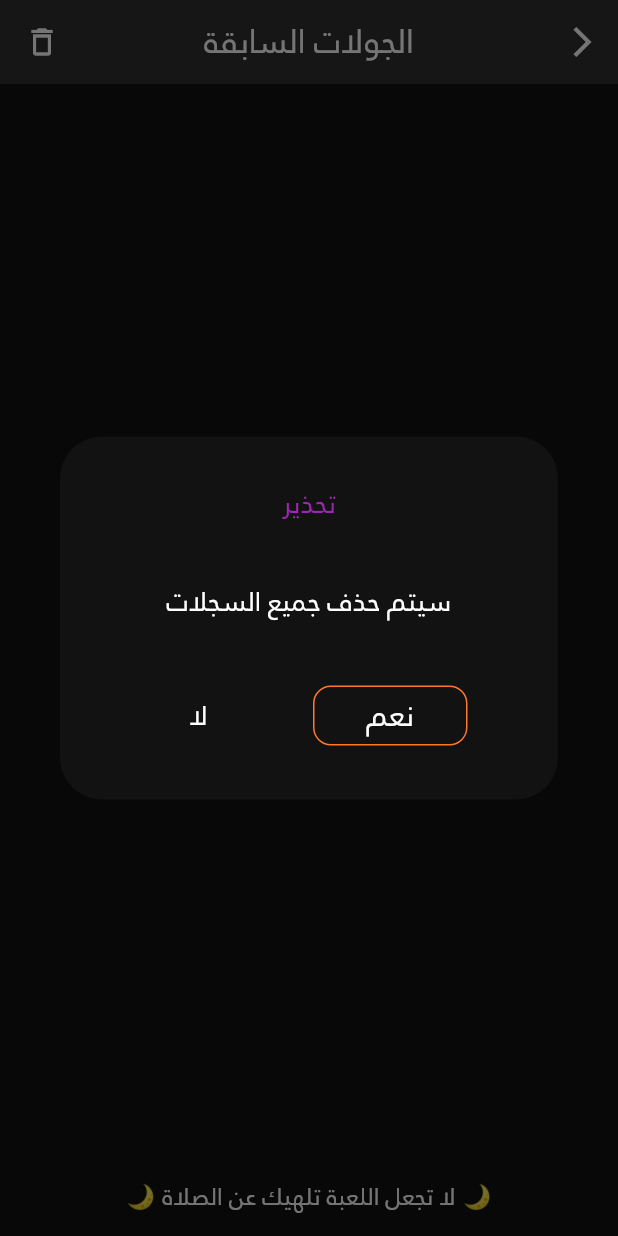
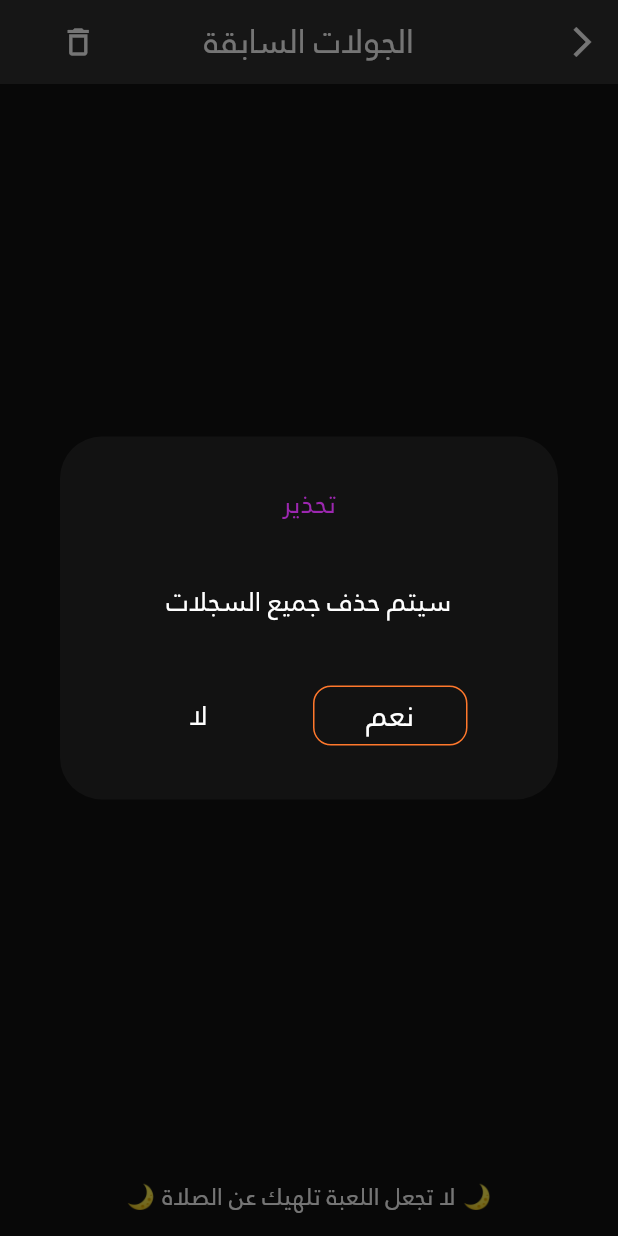
Before and after one commit to mohamedmagdy97/screw_new, a Flutter app: the HistoryScreen screen opened directly, after a tap on the "delete outline" icon, on a phone screen of 412 x 824 dp. Run offline on Flutter 3.47's test engine with Material 3 defaults, Android fonts, the phone set to English and light mode, and no system bars; our stand-ins replace chewie, cloud_firestore, confetti, connectivity_plus, device_info_plus, equatable and 20 more; missing offline and left inert: app_settings; accounts and stored records are empty.

Commit message:
custom appbar

```diff
--- a/lib/screens/history/history.dart
+++ b/lib/screens/history/history.dart
@@ -2,6 +2,7 @@ import 'package:flutter/material.dart';
 import 'package:flutter_bloc/flutter_bloc.dart';
 import 'package:flutter_screenutil/flutter_screenutil.dart';
 import 'package:screw_calculator/components/bottom_nav_text.dart';
+import 'package:screw_calculator/components/custom_appbar.dart';
 import 'package:screw_calculator/components/custom_text.dart';
 import 'package:screw_calculator/cubits/generic_cubit/generic_cubit.dart';
 import 'package:screw_calculator/models/game_model.dart';
@@ -33,23 +34,8 @@ class _HistoryScreenState extends State<HistoryScreen> {
   @override
   Widget build(BuildContext context) {
     return Scaffold(
-      appBar: AppBar(
-        centerTitle: true,
-        automaticallyImplyLeading: false,
-        backgroundColor: AppColors.grayy,
-        title: CustomText(text: 'الجولات السابقة', fontSize: 22.sp),
-        actions: [
-          IconButton(
-            onPressed: () => Navigator.pop(context),
-            icon: Transform.flip(
-              flipX: true,
-              child: const Icon(
-                Icons.arrow_back_ios_sharp,
-                color: AppColors.white,
-              ),
-            ),
-          ),
-        ],
+      appBar: CustomAppBar(
+        title: 'الجولات السابقة',
         leading: IconButton(
           onPressed: () => historyData.clearDB(context),
           icon: const Icon(Icons.delete_outline, color: AppColors.white),
--- a/lib/screens/history/history_data.dart
+++ b/lib/screens/history/history_data.dart
@@ -93,7 +93,7 @@ class HistoryData {
                 text: 'سيتم حذف الجولة رقم ${index + 1}',
                 fontSize: 18.sp,
               ),
-                const SizedBox(height: 40),
+              const SizedBox(height: 40),
               Row(
                 mainAxisAlignment: MainAxisAlignment.spaceEvenly,
                 children: [
@@ -126,7 +126,7 @@ class HistoryData {
   void clearDB(BuildContext context) {
     showDialog(
       context: context,
-      builder: (_) => Dialog(
+      builder: (ctx) => Dialog(
         backgroundColor: AppColors.bg,
         child: Padding(
           padding: const EdgeInsets.symmetric(horizontal: 16.0, vertical: 32),
@@ -145,7 +145,7 @@ class HistoryData {
                 mainAxisAlignment: MainAxisAlignment.spaceEvenly,
                 children: [
                   TextButton(
-                    onPressed: () => Navigator.pop(context),
+                    onPressed: () => Navigator.pop(ctx),
                     child: const CustomText(text: 'لا', fontSize: 18),
                   ),
                   CustomButton(
@@ -156,7 +156,7 @@ class HistoryData {
                     onPressed: () {
                       AppLocalStore.removeString(LocalStoreNames.gamesHistory);
                       gamesCubit.update(data: []);
-                      Navigator.pop(context);
+                      Navigator.pop(ctx);
                     },
                   ),
                 ],
```
Also changed, not shown: lib/screens/contact_us/contact_us.dart (+2 -18 lines), lib/screens/rules/rules_screen.dart (+2 -18 lines), lib/screens/show_video/show_video.dart (+2 -18 lines), lib/screens/users_screenshoot_sharing/user_sc_sharing_screen.dart (+2 -18 lines).
